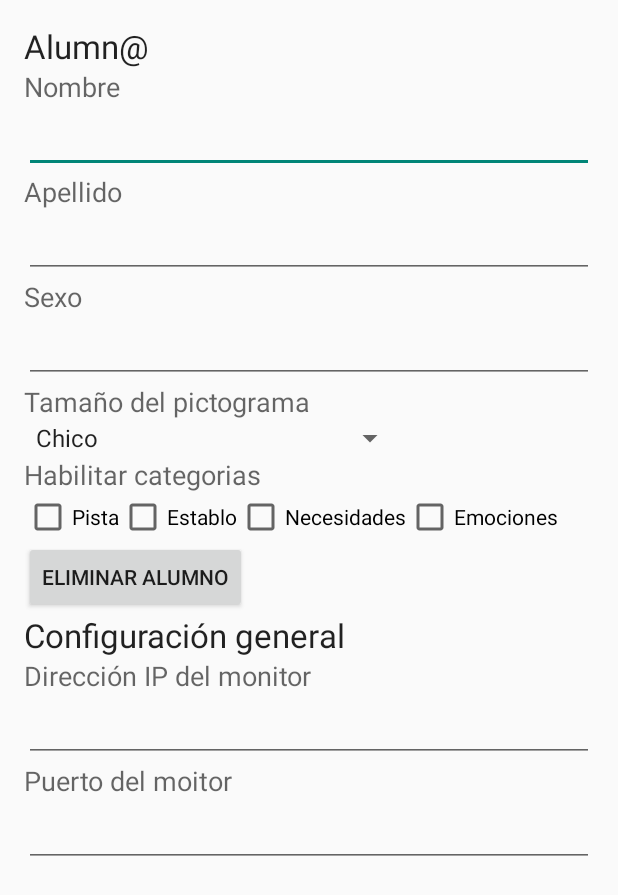
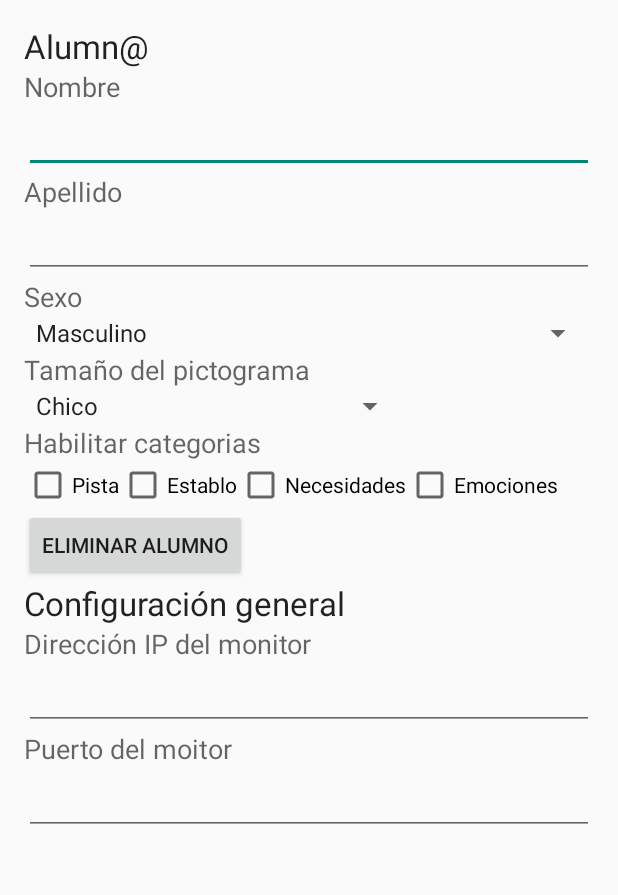
Before and after one commit to cuiti/Hermes-android, an Android app: the layout activity_ajustes.xml on its own in the app's theme, with its tools: preview values and no code run, on a phone screen of 412 x 824 dp. Shown: the top 895 px of the screen. Run offline under Robolectric (Android 15) with nearby library versions, the phone set to English and light mode, and no system bars.

Commit message:
spinners sexo y tamañoPictograma, icono en manifest

```diff
--- a/app/src/main/AndroidManifest.xml
+++ b/app/src/main/AndroidManifest.xml
@@ -5,7 +5,7 @@
     <uses-permission android:name="android.permission.ACCESS_NETWORK_STATE" />
     <application
         android:allowBackup="true"
-        android:icon="@mipmap/ic_launcher"
+        android:icon="@drawable/cedica"
         android:label="@string/app_name"
         android:supportsRtl="true"
         android:theme="@style/AppTheme">
--- a/app/src/main/res/layout/activity_ajustes.xml
+++ b/app/src/main/res/layout/activity_ajustes.xml
@@ -71,12 +71,14 @@
                 android:layout_below="@+id/apellidoAlumno"
                 android:layout_alignParentStart="true" />
 
-            <EditText
+            <Spinner
                 android:layout_width="wrap_content"
                 android:layout_height="wrap_content"
                 android:id="@+id/sexoAlumno"
                 android:layout_below="@+id/textView3"
                 android:layout_alignParentStart="true"
+                android:spinnerMode="dialog"
+                android:entries="@array/sexo_array"
                 android:layout_alignEnd="@+id/apellidoAlumno" />
 
             <TextView
@@ -96,7 +98,7 @@
                 android:layout_alignParentStart="true"
                 android:layout_below="@+id/textView4"
                 android:spinnerMode="dialog"
-                android:entries="@array/tamañoPictograma"
+                android:entries="@array/arrayTamañoPictograma"
                 android:layout_alignEnd="@+id/checkbox_necesidades" />
 
             <TextView
--- a/app/src/main/res/values/strings.xml
+++ b/app/src/main/res/values/strings.xml
@@ -28,7 +28,7 @@
     <string name="apellidoAlumno">Apellido</string>
     <string name="sexoAlumno">Sexo</string>
     <string name="modo_alumno">Modo alumno</string>
-    <string-array name="tamañoPictograma">
+    <string-array name="arrayTamañoPictograma">
         <item>Chico</item>
         <item>Mediano</item>
         <item>Grande</item>
```
Also changed, not shown: app/src/main/java/hermescuitinorodriguez/laboratorio/hermescomunicador/AjustesActivity.java (+43 -16 lines), app/src/main/java/hermescuitinorodriguez/laboratorio/hermescomunicador/AlumnoActivity.java (+15 -1 lines).
